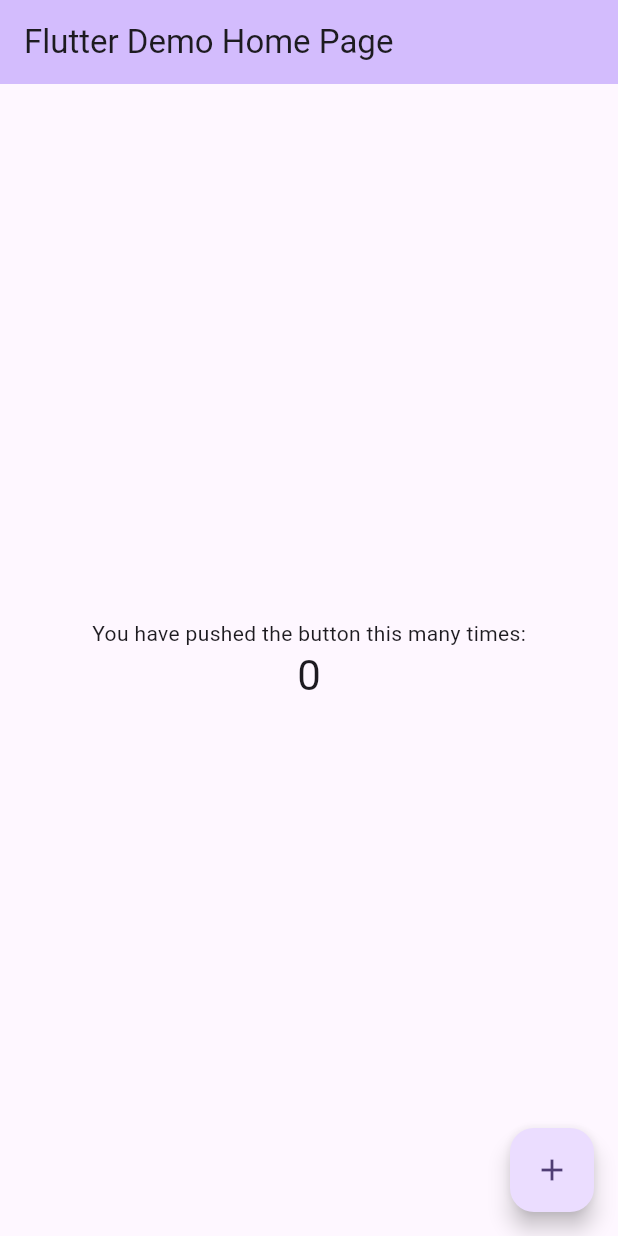
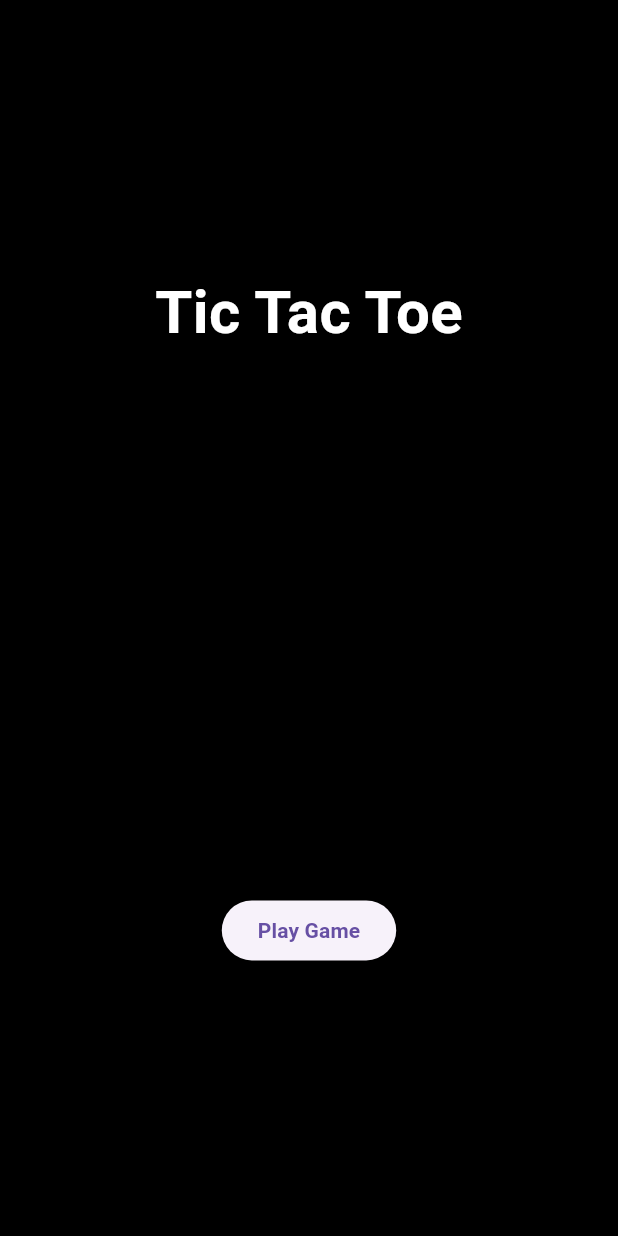
Before and after one commit to SohamGurav10/tic_tac_toe, a Flutter app: the screen it shows after launch, on a phone screen of 412 x 824 dp. Run offline on Flutter 3.47's test engine with Material 3 defaults, Android fonts, the phone set to English and light mode, and no system bars.

Commit message:
Added home and game pages with basic Tic Tac Toe UI and navigation

```diff
--- a/lib/main.dart
+++ b/lib/main.dart
@@ -1,122 +1,19 @@
 import 'package:flutter/material.dart';
+import 'package:tic_tac_toe/pages/home_page.dart';
 
 void main() {
-  runApp(const MyApp());
+  runApp(const TicTacToe());
 }
 
-class MyApp extends StatelessWidget {
-  const MyApp({super.key});
+class TicTacToe extends StatelessWidget {
+  const TicTacToe({super.key});
 
-  // This widget is the root of your application.
   @override
   Widget build(BuildContext context) {
     return MaterialApp(
-      title: 'Flutter Demo',
-      theme: ThemeData(
-        // This is the theme of your application.
-        //
-        // TRY THIS: Try running your application with "flutter run". You'll see
-        // the application has a purple toolbar. Then, without quitting the app,
-        // try changing the seedColor in the colorScheme below to Colors.green
-        // and then invoke "hot reload" (save your changes or press the "hot
-        // reload" button in a Flutter-supported IDE, or press "r" if you used
-        // the command line to start the app).
-        //
-        // Notice that the counter didn't reset back to zero; the application
-        // state is not lost during the reload. To reset the state, use hot
-        // restart instead.
-        //
-        // This works for code too, not just values: Most code changes can be
-        // tested with just a hot reload.
-        colorScheme: ColorScheme.fromSeed(seedColor: Colors.deepPurple),
-      ),
-      home: const MyHomePage(title: 'Flutter Demo Home Page'),
+      debugShowCheckedModeBanner: false,
+      title: 'TicTacToe',
+      home: const HomePage(title: 'Tic Tac Toe'),
     );
   }
 }
-
-class MyHomePage extends StatefulWidget {
-  const MyHomePage({super.key, required this.title});
-
-  // This widget is the home page of your application. It is stateful, meaning
-  // that it has a State object (defined below) that contains fields that affect
-  // how it looks.
-
-  // This class is the configuration for the state. It holds the values (in this
-  // case the title) provided by the parent (in this case the App widget) and
-  // used by the build method of the State. Fields in a Widget subclass are
-  // always marked "final".
-
-  final String title;
-
-  @override
-  State<MyHomePage> createState() => _MyHomePageState();
-}
-
-class _MyHomePageState extends State<MyHomePage> {
-  int _counter = 0;
-
-  void _incrementCounter() {
-    setState(() {
-      // This call to setState tells the Flutter framework that something has
-      // changed in this State, which causes it to rerun the build method below
-      // so that the display can reflect the updated values. If we changed
-      // _counter without calling setState(), then the build method would not be
-      // called again, and so nothing would appear to happen.
-      _counter++;
-    });
-  }
-
-  @override
-  Widget build(BuildContext context) {
-    // This method is rerun every time setState is called, for instance as done
-    // by the _incrementCounter method above.
-    //
-    // The Flutter framework has been optimized to make rerunning build methods
-    // fast, so that you can just rebuild anything that needs updating rather
-    // than having to individually change instances of widgets.
-    return Scaffold(
-      appBar: AppBar(
-        // TRY THIS: Try changing the color here to a specific color (to
-        // Colors.amber, perhaps?) and trigger a hot reload to see the AppBar
-        // change color while the other colors stay the same.
-        backgroundColor: Theme.of(context).colorScheme.inversePrimary,
-        // Here we take the value from the MyHomePage object that was created by
-        // the App.build method, and use it to set our appbar title.
-        title: Text(widget.title),
-      ),
-      body: Center(
-        // Center is a layout widget. It takes a single child and positions it
-        // in the middle of the parent.
-        child: Column(
-          // Column is also a layout widget. It takes a list of children and
-          // arranges them vertically. By default, it sizes itself to fit its
-          // children horizontally, and tries to be as tall as its parent.
-          //
-          // Column has various properties to control how it sizes itself and
-          // how it positions its children. Here we use mainAxisAlignment to
-          // center the children vertically; the main axis here is the vertical
-          // axis because Columns are vertical (the cross axis would be
-          // horizontal).
-          //
-          // TRY THIS: Invoke "debug painting" (choose the "Toggle Debug Paint"
-          // action in the IDE, or press "p" in the console), to see the
-          // wireframe for each widget.
-          mainAxisAlignment: MainAxisAlignment.center,
-          children: <Widget>[
-            const Text('You have pushed the button this many times:'),
-            Text(
-              '$_counter',
-              style: Theme.of(context).textTheme.headlineMedium,
-            ),
-          ],
-        ),
-      ),
-      floatingActionButton: FloatingActionButton(
-        onPressed: _incrementCounter,
-        tooltip: 'Increment',
-        child: const Icon(Icons.add),
-      ), // This trailing comma makes auto-formatting nicer for build methods.
-    );
-  }
-}
--- /dev/null
+++ b/lib/pages/home_page.dart
@@ -0,0 +1,42 @@
+import 'package:flutter/material.dart';
+import 'package:tic_tac_toe/pages/game_page.dart';
+
+class HomePage extends StatelessWidget {
+  final String title;
+  const HomePage({super.key, required this.title});
+
+  @override
+  Widget build(BuildContext context) {
+    return Scaffold(
+      backgroundColor: Colors.black,
+      body: Column(
+        mainAxisAlignment: MainAxisAlignment.spaceAround,
+        crossAxisAlignment: CrossAxisAlignment.center,
+        children: [
+          Center(
+            child: Text(
+              title,
+              style: TextStyle(
+                fontWeight: FontWeight.bold,
+                fontSize: 40,
+                color: Colors.white,
+              ),
+            ),
+          ),
+          ElevatedButton(
+            onPressed: () {
+              Navigator.push(
+                context,
+                MaterialPageRoute(builder: (context) => GamePage(title: title)),
+              );
+            },
+            child: Text(
+              "Play Game",
+              style: TextStyle(fontWeight: FontWeight.bold),
+            ),
+          ),
+        ],
+      ),
+    );
+  }
+}
```
Also changed, not shown: lib/pages/game_page.dart (added, +75 -0 lines), 1 other file.
